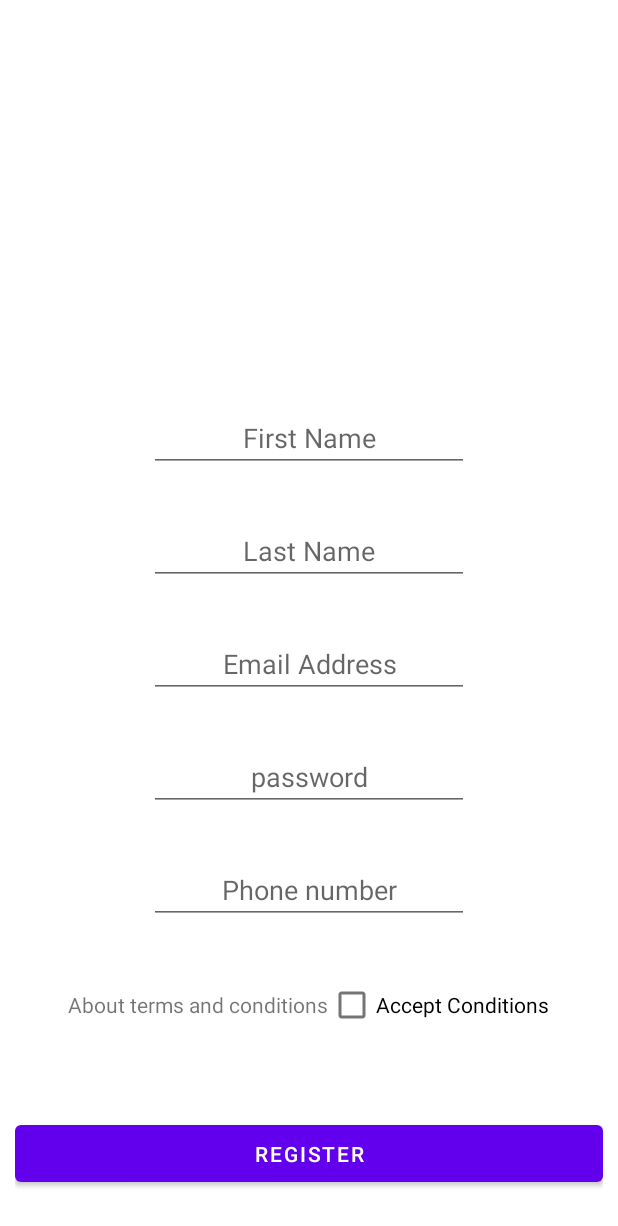
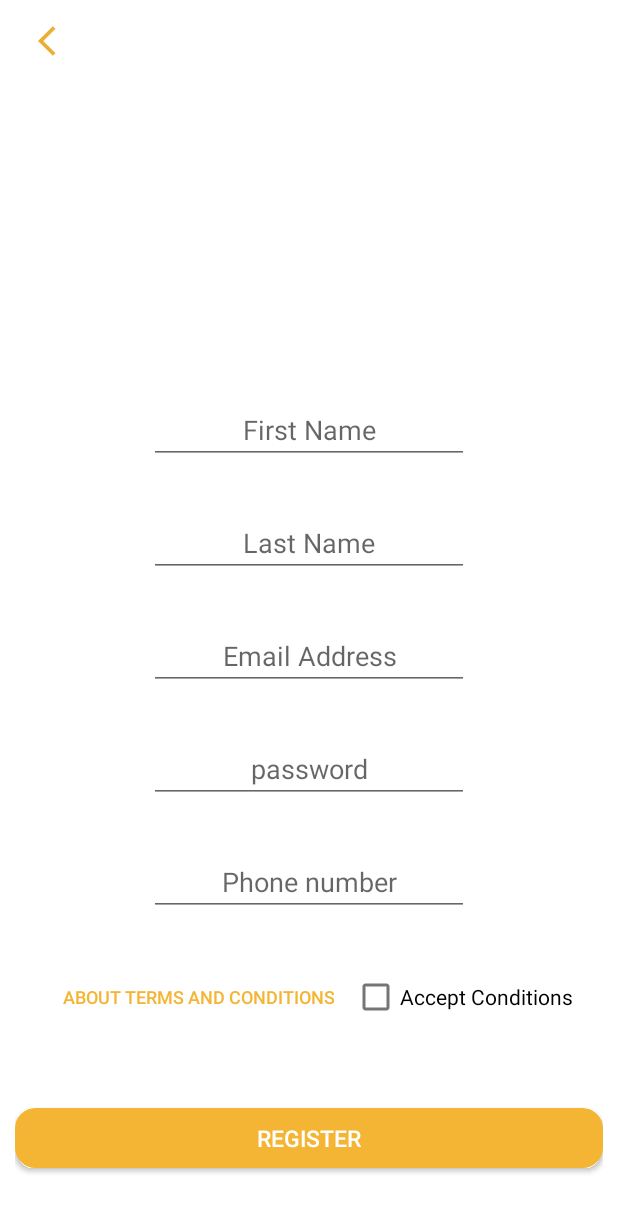
Before and after one commit to Project-Management-SCE/PM2022_TEAM_2, an Android app: the screen it shows after launch (MainActivity), after a tap on "REGISTER", on a phone screen of 412 x 824 dp. Shown: the top 1226 px of the screen. Run offline under Robolectric (Android 15) with nearby library versions, the phone set to English and light mode, and no system bars; our stand-ins replace Firebase (no records; nobody signed in at launch, a user with empty details on screens opened directly).

Commit message:
Update UI
Update the color scheme .
Create default buttons styles and default  string values.

```diff
--- /dev/null
+++ b/app/src/main/res/drawable/btn_rounded.xml
@@ -0,0 +1,17 @@
+<?xml version="1.0" encoding="utf-8"?>
+<shape xmlns:android="http://schemas.android.com/apk/res/android" android:shape="rectangle" >
+    <corners
+        android:radius="12dp"
+        />
+    <solid
+        android:color="#F3B533"
+        />
+    <size
+        android:width="270dp"
+        android:height="60dp"
+        />
+    <stroke
+        android:width="3dp"
+        android:color="#F3B533"
+        />
+</shape>
--- /dev/null
+++ b/app/src/main/res/drawable/ic_baseline_arrow_back_ios_24.xml
@@ -0,0 +1,5 @@
+<vector android:height="24dp" android:tint="#EAAF34"
+    android:viewportHeight="24" android:viewportWidth="24"
+    android:width="24dp" xmlns:android="http://schemas.android.com/apk/res/android">
+    <path android:fillColor="@android:color/white" android:pathData="M11.67,3.87L9.9,2.1 0,12l9.9,9.9 1.77,-1.77L3.54,12z"/>
+</vector>
--- a/app/src/main/res/layout/fragment_register.xml
+++ b/app/src/main/res/layout/fragment_register.xml
@@ -1,11 +1,12 @@
 <?xml version="1.0" encoding="utf-8"?>
 <FrameLayout xmlns:android="http://schemas.android.com/apk/res/android"
+    xmlns:app="http://schemas.android.com/apk/res-auto"
     xmlns:tools="http://schemas.android.com/tools"
     android:layout_width="match_parent"
     android:layout_height="match_parent"
     tools:context=".RegisterFragment">
 
-    <LinearLayout xmlns:app="http://schemas.android.com/apk/res-auto"
+    <LinearLayout
         android:layout_width="match_parent"
         android:layout_height="match_parent"
         android:orientation="vertical">
@@ -17,14 +18,17 @@
             android:paddingLeft="10dp"
             android:paddingRight="10dp">
 
+            <ImageButton
+                android:id="@+id/back"
+                style="@style/back_button"
+                app:layout_constraintStart_toStartOf="parent"
+                app:layout_constraintTop_toTopOf="parent" />
+
             <EditText
                 android:id="@+id/firstName"
-                android:layout_width="wrap_content"
-                android:layout_height="wrap_content"
+                style="@style/text_box"
                 android:layout_marginBottom="30dp"
-                android:ems="10"
-                android:gravity="center"
-                android:hint="First Name"
+                android:hint="@string/first_name"
                 android:inputType="textPersonName"
                 app:layout_constraintBottom_toTopOf="@+id/lastName"
                 app:layout_constraintEnd_toEndOf="parent"
@@ -32,12 +36,9 @@
 
             <EditText
                 android:id="@+id/lastName"
-                android:layout_width="wrap_content"
-                android:layout_height="wrap_content"
+                style="@style/text_box"
                 android:layout_marginBottom="30dp"
-                android:ems="10"
-                android:gravity="center"
-                android:hint="Last Name"
+                android:hint="@string/last_name"
                 android:inputType="textPersonName"
                 app:layout_constraintBottom_toTopOf="@+id/emailAddress"
                 app:layout_constraintEnd_toEndOf="parent"
@@ -45,12 +46,9 @@
 
             <EditText
                 android:id="@+id/emailAddress"
-                android:layout_width="wrap_content"
-                android:layout_height="wrap_content"
+                style="@style/text_box"
                 android:layout_marginBottom="30dp"
-                android:ems="10"
-                android:gravity="center"
-                android:hint="Email Address"
+                android:hint="@string/email_address"
                 android:inputType="textEmailAddress"
                 app:layout_constraintBottom_toTopOf="@+id/password"
                 app:layout_constraintEnd_toEndOf="parent"
@@ -58,12 +56,9 @@
 
             <EditText
                 android:id="@+id/password"
-                android:layout_width="wrap_content"
-                android:layout_height="wrap_content"
+                style="@style/text_box"
                 android:layout_marginBottom="30dp"
-                android:ems="10"
-                android:gravity="center"
-                android:hint="password"
+                android:hint="@string/password"
                 android:inputType="textPassword"
                 app:layout_constraintBottom_toTopOf="@+id/phoneNumber"
                 app:layout_constraintEnd_toEndOf="parent"
@@ -71,12 +66,9 @@
 
             <EditText
                 android:id="@+id/phoneNumber"
-                android:layout_width="wrap_content"
-                android:layout_height="wrap_content"
+                style="@style/text_box"
                 android:layout_marginBottom="30dp"
-                android:ems="10"
-                android:gravity="center"
-                android:hint="Phone number"
+                android:hint="@string/phone_number"
                 android:inputType="phone"
                 app:layout_constraintBottom_toTopOf="@+id/terms"
                 app:layout_constraintEnd_toEndOf="parent"
@@ -94,24 +86,29 @@
 
                 <TextView
                     android:id="@+id/useTerms"
+                    style="?android:attr/borderlessButtonStyle"
                     android:layout_width="wrap_content"
                     android:layout_height="wrap_content"
-                    android:text="About terms and conditions" />
+                    android:clickable="true"
+                    android:text="@string/about_terms_and_conditions"
+                    android:textColor="#FFF3B533"
+                    android:textSize="12sp" />
 
                 <CheckBox
                     android:id="@+id/checkBox"
                     android:layout_width="wrap_content"
                     android:layout_height="wrap_content"
-                    android:text="Accept Conditions" />
+                    android:text="@string/accept_conditions" />
             </LinearLayout>
 
-            <Button
+            <androidx.appcompat.widget.AppCompatButton
                 android:id="@+id/register"
-                android:layout_width="match_parent"
-                android:layout_height="50dp"
-                android:text="Register"
+                style="@style/button"
+                android:layout_marginBottom="15dp"
+                android:text="@string/register"
                 app:layout_constraintBottom_toBottomOf="parent"
-                tools:layout_editor_absoluteX="10dp" />
+                app:layout_constraintEnd_toEndOf="parent"
+                app:layout_constraintStart_toStartOf="parent" />
 
         </androidx.constraintlayout.widget.ConstraintLayout>
 
--- a/app/src/main/res/values/colors.xml
+++ b/app/src/main/res/values/colors.xml
@@ -1,10 +1,10 @@
 <?xml version="1.0" encoding="utf-8"?>
 <resources>
     <color name="purple_200">#FFBB86FC</color>
-    <color name="purple_500">#FF6200EE</color>
-    <color name="purple_700">#FF3700B3</color>
-    <color name="teal_200">#FF03DAC5</color>
-    <color name="teal_700">#FF018786</color>
+    <color name="purple_500">#F3B533</color>
+    <color name="purple_700">#F3B533</color>
+    <color name="teal_200">#F3B533</color>
+    <color name="teal_700">#F3B533</color>
     <color name="black">#FF000000</color>
     <color name="white">#FFFFFFFF</color>
 </resources>
--- a/app/src/main/res/values/strings.xml
+++ b/app/src/main/res/values/strings.xml
@@ -1,3 +1,31 @@
 <resources>
     <string name="app_name">Finance</string>
+    <string name="terms_and_conditions">e. NO WARRANTY: YOU EXPRESSLY ACKNOWLEDGE AND AGREE THAT USE OF THE LICENSED
+    APPLICATION IS AT YOUR SOLE RISK. TO THE MAXIMUM EXTENT PERMITTED BY APPLICABLE LAW, THE
+    LICENSED APPLICATION AND ANY SERVICES PERFORMED OR PROVIDED BY THE LICENSED
+    APPLICATION ARE PROVIDED "AS IS" AND "AS AVAILABLE" WITH ALL FAULTS AND WITHOUT
+    WARRANTY OF ANY KIND, AND LICENSOR HEREBY DISCLAIMS ALL WARRANTIES AND CONDITIONS
+    WITH RESPECT TO THE LICENSED APPLICATION AND ANY SERVICES, EITHER EXPRESS, IMPLIED, OR
+    STATUTORY, INCLUDING, BUT NOT LIMITED TO, THE IMPLIED WARRANTIES AND/OR CONDITIONS OF
+    MERCHANTABILITY, OF SATISFACTORY QUALITY, OF FITNESS FOR A PARTICULAR PURPOSE, OF
+    ACCURACY, OF QUIET ENJOYMENT, AND OF NONINFRINGEMENT OF THIRD-PARTY RIGHTS. NO ORAL
+    OR WRITTEN INFORMATION OR ADVICE GIVEN BY LICENSOR OR ITS AUTHORIZED REPRESENTATIVE
+    SHALL CREATE A WARRANTY. SHOULD THE LICENSED APPLICATION OR SERVICES PROVE DEFECTIVE,
+    YOU ASSUME THE ENTIRE COST OF ALL NECESSARY SERVICING, REPAIR, OR CORRECTION. SOME
+    JURISDICTIONS DO NOT ALLOW THE EXCLUSION OF IMPLIED WARRANTIES OR LIMITATIONS ON
+    APPLICABLE STATUTORY RIGHTS OF A CONSUMER, SO THE ABOVE EXCLUSION AND LIMITATIONS MAY
+    NOT APPLY TO YOU.</string>
+    <string name="first_name">First Name</string>
+    <string name="last_name">Last Name</string>
+    <string name="email_address">Email Address</string>
+    <string name="password">password</string>
+    <string name="phone_number">Phone number</string>
+    <string name="about_terms_and_conditions">About terms and conditions</string>
+    <string name="accept_conditions">Accept Conditions</string>
+    <string name="register">Register</string>
+    <string name="login">Login</string>
+    <string name="forgot_your_password">Forgot your password?</string>
+    <string name="reset">Reset</string>
+
+
 </resources>
--- /dev/null
+++ b/app/src/main/res/values/styles.xml
@@ -0,0 +1,28 @@
+<?xml version="1.0" encoding="utf-8"?>
+<resources>
+
+    <style name="back_button">
+        <item name="android:layout_width">wrap_content</item>
+        <item name="android:layout_height">wrap_content</item>
+        <item name="android:src">@drawable/ic_baseline_arrow_back_ios_24</item>
+        <item name="android:paddingLeft">15dp</item>
+        <item name="android:paddingTop">15dp</item>
+        <item name="android:background">?attr/selectableItemBackground</item>
+    </style>
+
+    <style name="text_box">
+        <item name="android:layout_width">wrap_content</item>
+        <item name="android:layout_height">wrap_content</item>
+        <item name="android:ems">10</item>
+        <item name="android:gravity">center</item>
+    </style>
+
+    <style name="button">
+        <item name="android:layout_width">match_parent</item>
+        <item name="android:layout_height">40dp</item>
+        <item name="android:background">@drawable/btn_rounded</item>
+        <item name="android:textColor">@color/white</item>
+        <item name="android:textSize">15sp</item>
+    </style>
+
+</resources>
```
Also changed, not shown: app/src/main/res/layout/fragment_forgot_password.xml (+12 -12 lines), app/src/main/res/layout/fragment_login.xml (+19 -18 lines), app/src/main/res/layout/fragment_welcome.xml (+18 -15 lines).
